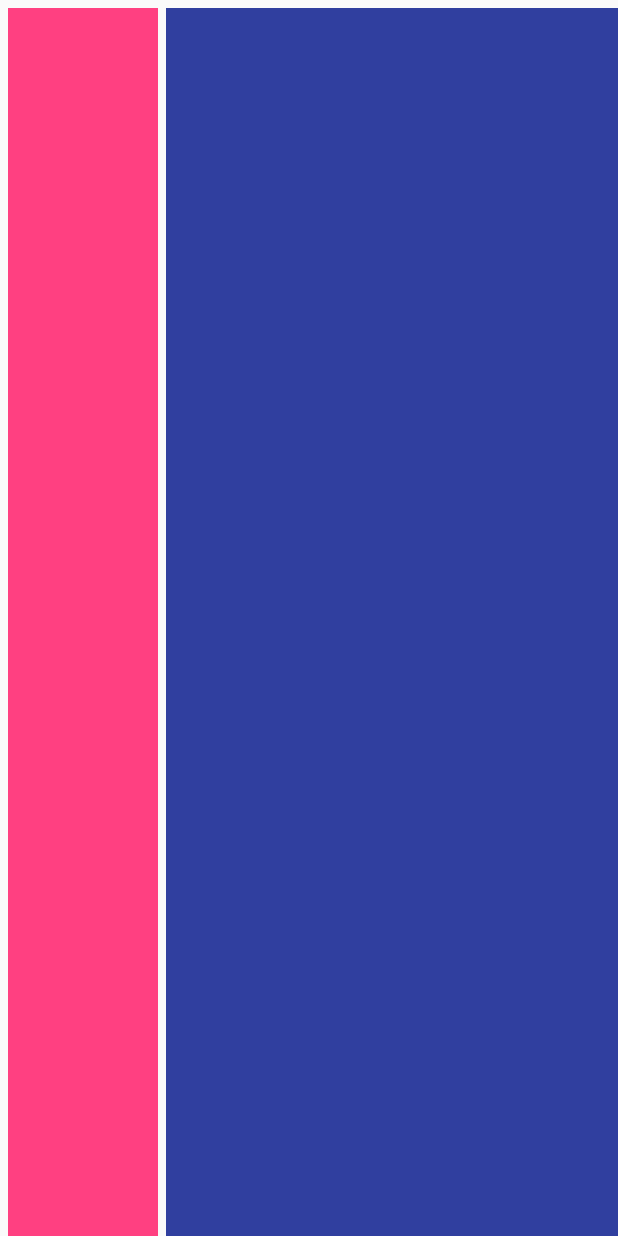
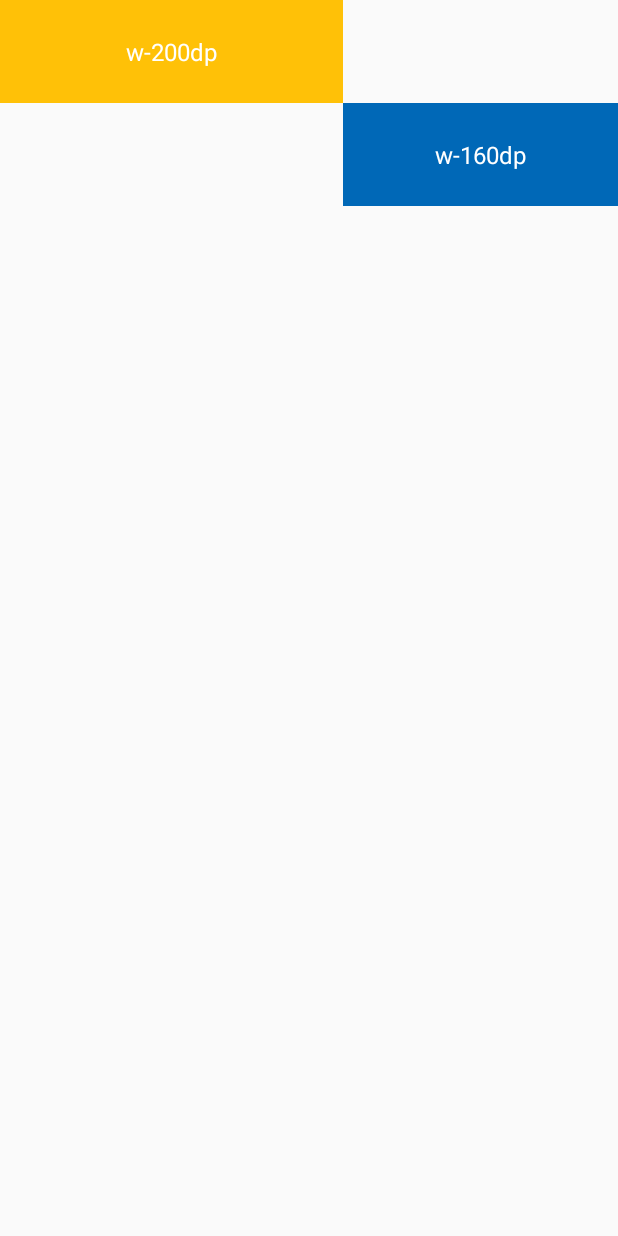
Before and after one commit to 987625922/MyAndroidLearn, an Android app: the DensityActivity screen opened directly, with no data from a screen before it, on a phone screen of 412 x 824 dp. Run offline under Robolectric (Android 15) with nearby library versions, the phone set to English and light mode, and no system bars.

Commit message:
更新视频播放器一些注释，修改了头条适配

```diff
--- a/app/src/main/AndroidManifest.xml
+++ b/app/src/main/AndroidManifest.xml
@@ -50,7 +50,8 @@
         <activity android:name="com.wind.wind.myapplication.fragment.FragmentActivity"/>
         <!-- b站视频播放 -->
         <activity android:name="com.wind.wind.myapplication.ijkplayer.IjkplayActivity"/>
-        <activity android:name="com.wind.wind.myapplication.ijkplayer.VideoPlayerActivity" />
+        <activity android:name="com.wind.wind.myapplication.ijkplayer.VideoPlayerActivity"
+            />
     </application>
 
 </manifest>
--- a/app/src/main/java/com/wind/wind/myapplication/BaseActivity.java
+++ b/app/src/main/java/com/wind/wind/myapplication/BaseActivity.java
@@ -4,12 +4,13 @@ import android.app.Activity;
 import android.os.Bundle;
 import android.support.annotation.Nullable;
 import android.support.v7.app.AppCompatActivity;
+import android.view.Window;
 import android.view.WindowManager;
 import android.widget.Toast;
 
 import com.wind.wind.myapplication.screenmatch.Density;
 
-public abstract class BaseActivity extends AppCompatActivity {
+public abstract class BaseActivity extends Activity {
     protected Activity mActivity;
 
     protected abstract int getLayout();
@@ -19,6 +20,7 @@ public abstract class BaseActivity extends AppCompatActivity {
         super.onCreate(savedInstanceState);
         mActivity = this;
         getWindow().addFlags(WindowManager.LayoutParams.FLAG_FULLSCREEN); //隐藏状态栏
+
 //        Display display = getWindowManager().getDefaultDisplay();
 //        int screenWidth = display.getWidth();
 //        int screenHeight = display.getHeight();
--- a/app/src/main/java/com/wind/wind/myapplication/screenmatch/DensityActivity.java
+++ b/app/src/main/java/com/wind/wind/myapplication/screenmatch/DensityActivity.java
@@ -15,10 +15,18 @@ public class DensityActivity extends Activity {
     @Override
     protected void onCreate(@Nullable Bundle savedInstanceState) {
         super.onCreate(savedInstanceState);
-        setCustomDensity(this,this.getApplication());
+//        setCustomDensity(this,this.getApplication());
+        setOrientation();
         setContentView(R.layout.activity_density);
 
+
     }
+    //改版今日头条适配
+    public void setOrientation() {
+        Density.setDefault(this);
+    }
+
+    //今日头条适配
     private static float sRoncompatDennsity;
     private static float sRoncompatScaledDensity;
     private void setCustomDensity(@NonNull Activity activity, final @NonNull Application application) {
--- a/app/src/main/res/layout/activity_density.xml
+++ b/app/src/main/res/layout/activity_density.xml
@@ -1,28 +1,49 @@
 <?xml version="1.0" encoding="utf-8"?>
-<android.support.constraint.ConstraintLayout
-    xmlns:android="http://schemas.android.com/apk/res/android"
-    xmlns:app="http://schemas.android.com/apk/res-auto"
+<LinearLayout xmlns:android="http://schemas.android.com/apk/res/android"
     android:layout_width="match_parent"
-    android:layout_height="match_parent">
+    android:layout_height="match_parent"
+    android:orientation="vertical">
 
-    <View
-        android:id="@+id/view"
-        android:layout_width="150dp"
-        android:layout_height="wrap_content"
-        android:layout_marginStart="8dp"
-        android:layout_marginTop="8dp"
-        app:layout_constraintStart_toStartOf="parent"
-        app:layout_constraintTop_toTopOf="parent"
-        android:background="@color/colorAccent"
-        />
-    <View
-        android:layout_width="0dp"
-        android:layout_height="wrap_content"
-        android:layout_marginStart="8dp"
-        android:layout_marginTop="8dp"
-        app:layout_constraintLeft_toRightOf="@+id/view"
-        app:layout_constraintTop_toTopOf="parent"
-        android:background="@color/colorPrimaryDark"
-        app:layout_constraintRight_toRightOf="parent"
-        />
-</android.support.constraint.ConstraintLayout>
+    <LinearLayout
+        android:layout_width="match_parent"
+        android:layout_height="60dp"
+        android:orientation="horizontal">
+
+        <TextView
+            android:layout_width="200dp"
+            android:layout_height="match_parent"
+            android:background="#FFC107"
+            android:gravity="center"
+            android:paddingBottom="10dp"
+            android:paddingTop="10dp"
+            android:text="w-200dp"
+            android:textColor="@color/white" />
+
+        <View
+            android:layout_width="0dp"
+            android:layout_height="match_parent"
+            android:layout_weight="1" />
+    </LinearLayout>
+
+    <LinearLayout
+        android:layout_width="match_parent"
+        android:layout_height="60dp"
+        android:orientation="horizontal">
+
+        <View
+            android:layout_width="0dp"
+            android:layout_height="match_parent"
+            android:layout_weight="1" />
+
+        <TextView
+            android:layout_width="160dp"
+            android:layout_height="match_parent"
+            android:background="#0068b7"
+            android:gravity="center"
+            android:paddingBottom="10dp"
+            android:paddingTop="10dp"
+            android:text="w-160dp"
+            android:textColor="@color/white" />
+    </LinearLayout>
+
+</LinearLayout>
--- a/app/src/main/res/values/styles.xml
+++ b/app/src/main/res/values/styles.xml
@@ -7,5 +7,9 @@
         <item name="colorPrimaryDark">@color/colorPrimaryDark</item>
         <item name="colorAccent">@color/colorAccent</item>
     </style>
+    <style name="full_screen_style">
+        <item name="android:windowNoTitle">true</item>
+        <item name="android:windowFullscreen">true</item>
+    </style>
 
 </resources>
```
Also changed, not shown: app/src/main/java/com/wind/wind/myapplication/ijkplayer/VideoPlayerActivity.java (+20 -13 lines), app/src/main/java/com/wind/wind/myapplication/screenmatch/Density.java (+33 -9 lines), app/src/main/res/layout/activity_video_player.xml (+5 -3 lines).
